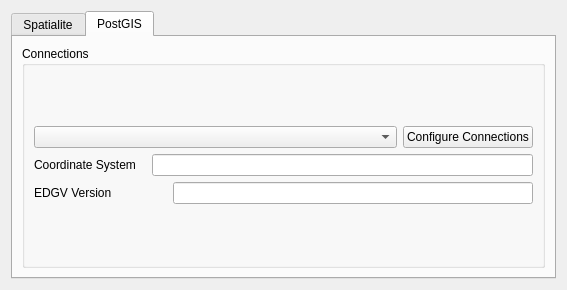
First picture: the form in CustomWidgets/connectionWidget.ui, repository dsgoficial/DsgTools, before the edit.
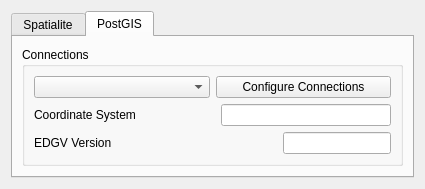
Second picture: the form after the edit.

```diff
--- a/CustomWidgets/connectionWidget.ui
+++ b/CustomWidgets/connectionWidget.ui
@@ -6,16 +6,28 @@
    <rect>
     <x>0</x>
     <y>0</y>
-    <width>567</width>
-    <height>290</height>
+    <width>386</width>
+    <height>172</height>
    </rect>
   </property>
+  <property name="sizePolicy">
+   <sizepolicy hsizetype="Preferred" vsizetype="Fixed">
+    <horstretch>0</horstretch>
+    <verstretch>0</verstretch>
+   </sizepolicy>
+  </property>
   <property name="windowTitle">
    <string>Form</string>
   </property>
   <layout class="QGridLayout" name="gridLayout_6">
    <item row="0" column="0">
     <widget class="QTabWidget" name="tabWidget">
+     <property name="sizePolicy">
+      <sizepolicy hsizetype="MinimumExpanding" vsizetype="Fixed">
+       <horstretch>0</horstretch>
+       <verstretch>0</verstretch>
+      </sizepolicy>
+     </property>
      <property name="currentIndex">
       <number>1</number>
      </property>
@@ -152,6 +164,12 @@
       <layout class="QGridLayout" name="gridLayout_3">
        <item row="0" column="0">
         <widget class="QGroupBox" name="groupBox_3">
+         <property name="sizePolicy">
+          <sizepolicy hsizetype="Preferred" vsizetype="Fixed">
+           <horstretch>0</horstretch>
+           <verstretch>0</verstretch>
+          </sizepolicy>
+         </property>
          <property name="title">
           <string>Connections</string>
          </property>
@@ -161,16 +179,38 @@
             <item row="0" column="0">
              <layout class="QHBoxLayout" name="horizontalLayout_3">
               <item>
-               <widget class="QComboBox" name="comboBoxPostgis"/>
+               <widget class="QComboBox" name="comboBoxPostgis">
+                <property name="sizePolicy">
+                 <sizepolicy hsizetype="Minimum" vsizetype="Fixed">
+                  <horstretch>0</horstretch>
+                  <verstretch>0</verstretch>
+                 </sizepolicy>
+                </property>
+                <property name="minimumSize">
+                 <size>
+                  <width>10</width>
+                  <height>0</height>
+                 </size>
+                </property>
+               </widget>
               </item>
               <item>
                <widget class="QPushButton" name="addConnectionButton">
                 <property name="sizePolicy">
-                 <sizepolicy hsizetype="Fixed" vsizetype="Fixed">
+                 <sizepolicy hsizetype="Ignored" vsizetype="Fixed">
                   <horstretch>0</horstretch>
                   <verstretch>0</verstretch>
                  </sizepolicy>
                 </property>
+                <property name="minimumSize">
+                 <size>
+                  <width>10</width>
+                  <height>0</height>
+                 </size>
+                </property>
+                <property name="toolTip">
+                 <string extracomment="Configure Connections"/>
+                </property>
                 <property name="text">
                  <string>Configure Connections</string>
                 </property>
@@ -183,7 +223,7 @@
               <item>
                <widget class="QLabel" name="label_7">
                 <property name="sizePolicy">
-                 <sizepolicy hsizetype="Fixed" vsizetype="Preferred">
+                 <sizepolicy hsizetype="MinimumExpanding" vsizetype="Preferred">
                   <horstretch>0</horstretch>
                   <verstretch>0</verstretch>
                  </sizepolicy>
@@ -212,14 +252,14 @@
               <item>
                <widget class="QLineEdit" name="postGISCrsEdit">
                 <property name="sizePolicy">
-                 <sizepolicy hsizetype="Expanding" vsizetype="Fixed">
+                 <sizepolicy hsizetype="MinimumExpanding" vsizetype="Fixed">
                   <horstretch>0</horstretch>
                   <verstretch>0</verstretch>
                  </sizepolicy>
                 </property>
                 <property name="minimumSize">
                  <size>
-                  <width>350</width>
+                  <width>100</width>
                   <height>0</height>
                  </size>
                 </property>
@@ -232,7 +272,7 @@
               <item>
                <widget class="QLabel" name="label_4">
                 <property name="sizePolicy">
-                 <sizepolicy hsizetype="Fixed" vsizetype="Preferred">
+                 <sizepolicy hsizetype="MinimumExpanding" vsizetype="Preferred">
                   <horstretch>50</horstretch>
                   <verstretch>0</verstretch>
                  </sizepolicy>
@@ -252,7 +292,7 @@
                 </property>
                 <property name="sizeHint" stdset="0">
                  <size>
-                  <width>55</width>
+                  <width>35</width>
                   <height>20</height>
                  </size>
                 </property>
@@ -261,14 +301,14 @@
               <item>
                <widget class="QLineEdit" name="edgvPostgisVersionEdit">
                 <property name="sizePolicy">
-                 <sizepolicy hsizetype="Expanding" vsizetype="Fixed">
+                 <sizepolicy hsizetype="MinimumExpanding" vsizetype="Fixed">
                   <horstretch>0</horstretch>
                   <verstretch>0</verstretch>
                  </sizepolicy>
                 </property>
                 <property name="minimumSize">
                  <size>
-                  <width>350</width>
+                  <width>100</width>
                   <height>0</height>
                  </size>
                 </property>
```
